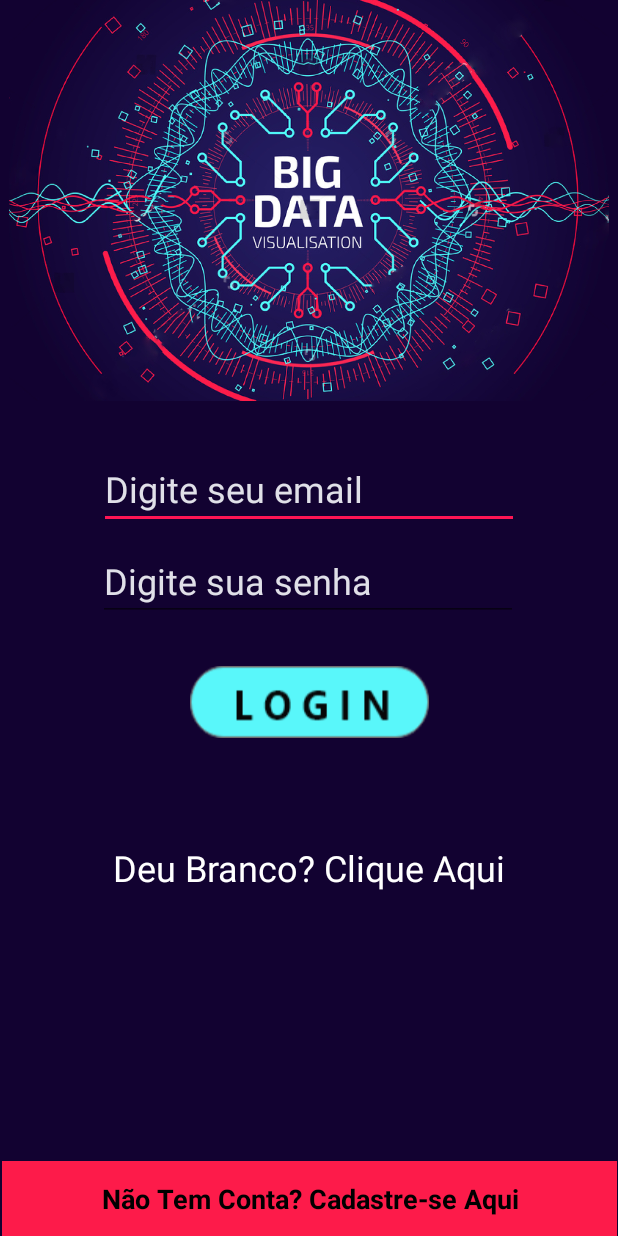
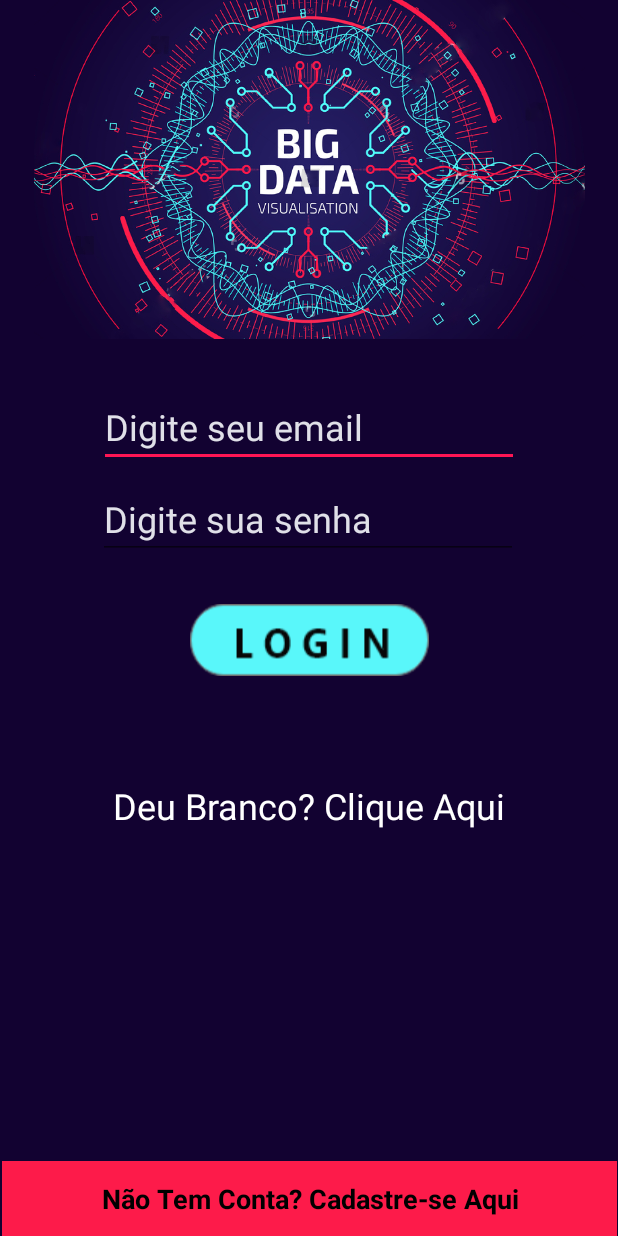
Before and after one commit to Mbrizzo/BigData, an Android app: the layout activity_main.xml on its own in the app's theme, with its tools: preview values and no code run, on a phone screen of 412 x 824 dp. Run offline under Robolectric (Android 15) with nearby library versions, the phone set to English and light mode, and no system bars.

Commit message:
add activity menu

```diff
--- a/app/src/main/AndroidManifest.xml
+++ b/app/src/main/AndroidManifest.xml
@@ -9,6 +9,7 @@
         android:roundIcon="@mipmap/ic_launcher_round"
         android:supportsRtl="true"
         android:theme="@style/AppTheme">
+        <activity android:name=".MenuActivity"></activity>
         <activity android:name=".MainActivity">
             <intent-filter>
                 <action android:name="android.intent.action.MAIN" />
--- a/app/src/main/res/layout/activity_main.xml
+++ b/app/src/main/res/layout/activity_main.xml
@@ -11,8 +11,8 @@
 
     <ImageView
         android:id="@+id/imageLogo"
-        android:layout_width="400dp"
-        android:layout_height="267dp"
+        android:layout_width="367dp"
+        android:layout_height="226dp"
         android:layout_marginStart="70dp"
         android:layout_marginLeft="70dp"
         android:layout_marginEnd="70dp"
--- a/app/src/main/res/values/styles.xml
+++ b/app/src/main/res/values/styles.xml
@@ -1,7 +1,7 @@
 <resources>
 
     <!-- Base application theme. -->
-    <style name="AppTheme" parent="Theme.AppCompat.Light.DarkActionBar">
+    <style name="AppTheme" parent="Theme.AppCompat.DayNight.NoActionBar">
         <!-- Customize your theme here. -->
         <item name="colorPrimary">@color/colorPrimary</item>
         <item name="colorPrimaryDark">@color/colorPrimaryDark</item>
```
Also changed, not shown: app/src/main/java/com/mrizzo/bigdata/MenuActivity.java (added, +14 -0 lines), app/src/main/res/layout/activity_menu.xml (added, +9 -0 lines), app/src/main/res/drawable-v24/biohazard_red.png (renamed from app/src/main/res/drawable-v24/biohazard-vermelho.png).
